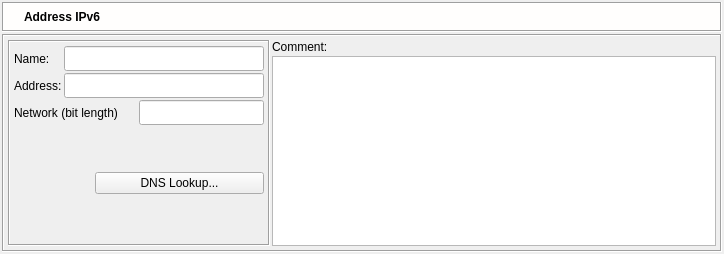
fwbuilder/fwbuilder, file src/gui/ipv6dialog_q.ui: the form before one commit.
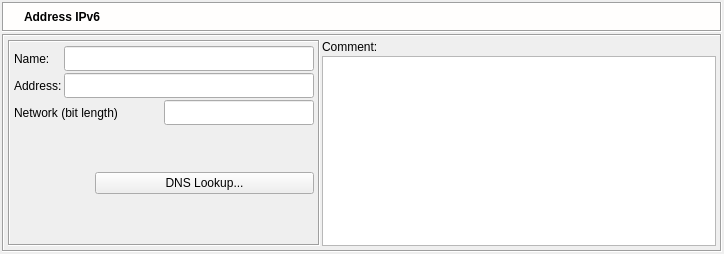
The form after the commit. Icons and pictures are not drawn.

Commit message: widened "address" field of ipv6 and networkipv6 dialogs

The edit to the form file:
```diff
--- a/src/gui/ipv6dialog_q.ui
+++ b/src/gui/ipv6dialog_q.ui
@@ -245,7 +245,7 @@
          <widget class="QFrame" name="frame14" >
           <property name="minimumSize" >
            <size>
-            <width>16</width>
+            <width>300</width>
             <height>16</height>
            </size>
           </property>
@@ -288,7 +288,7 @@
              </property>
              <property name="minimumSize" >
               <size>
-               <width>200</width>
+               <width>250</width>
                <height>25</height>
               </size>
              </property>
@@ -326,7 +326,7 @@
              </property>
              <property name="minimumSize" >
               <size>
-               <width>0</width>
+               <width>250</width>
                <height>25</height>
               </size>
              </property>
```
The commit also changes 3 other files.
